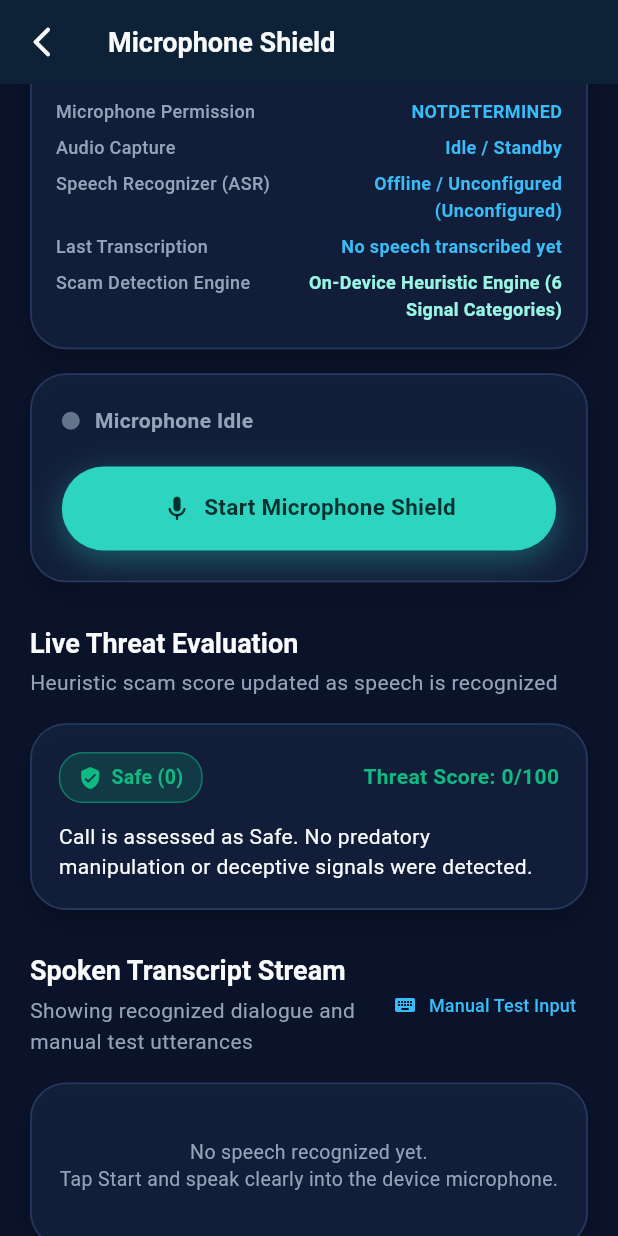
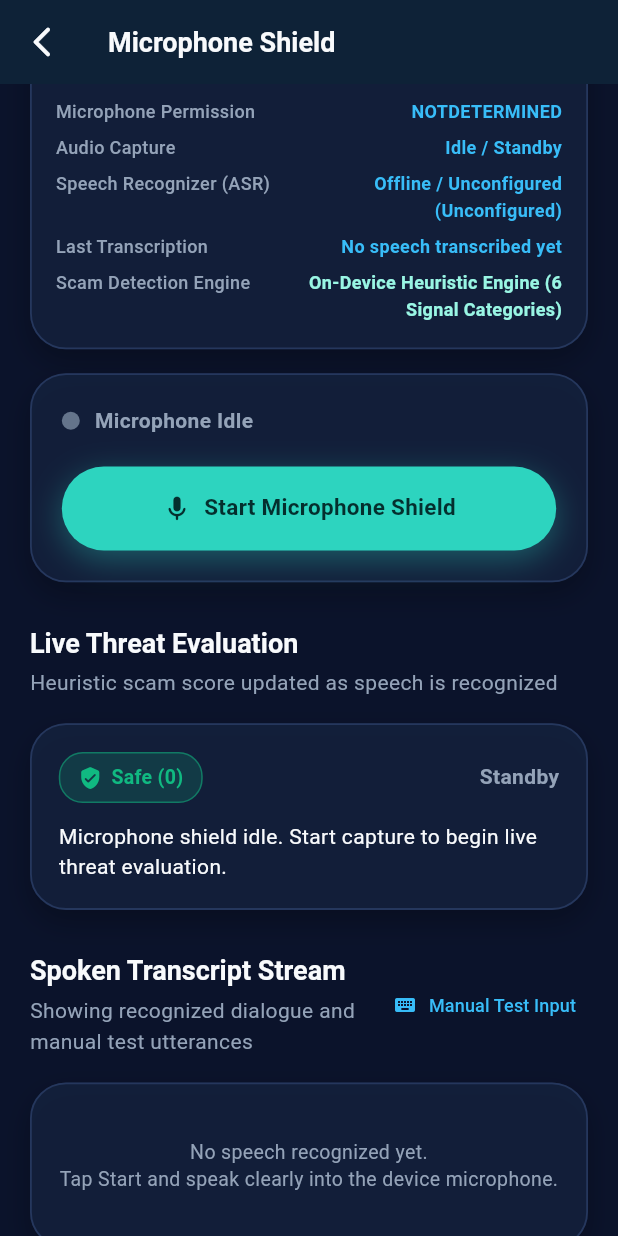
Before and after one commit to darahasvemakoti2007-create/call-safe-, a Flutter app: the LiveMicrophoneScreen screen opened directly, scrolled down 576 dp, on a phone screen of 412 x 824 dp. Run offline on Flutter 3.47's test engine with Material 3 defaults, Android fonts, the phone set to English and light mode, and no system bars; our stand-ins replace shared_preferences, supabase_flutter; accounts and stored records are empty.

Commit message:
feat(stt): verify STT pipeline, prevent false safe assessments, and validate Edge Function protocol (Step 11)

```diff
--- a/lib/features/calls/live_microphone_controller.dart
+++ b/lib/features/calls/live_microphone_controller.dart
@@ -53,6 +53,8 @@ class LiveMicrophoneController extends ChangeNotifier {
             DefaultLiveSpeechRecognitionService(bufferThresholdBytes: 48000),
         _detectionEngine = detectionEngine ?? DetectionProviderFactory.getDetectionEngine();
 
+  bool _historyLoggedForSession = false;
+
   // Getters
   MicrophonePermissionStatus get permissionStatus => _permissionStatus;
   AudioCaptureState get captureState => _captureState;
@@ -66,6 +68,30 @@ class LiveMicrophoneController extends ChangeNotifier {
   int get sessionDurationSeconds => _sessionDurationSeconds;
   bool get isCapturing => _captureState == AudioCaptureState.capturing;
   bool get isWarningActive => _warningModalActive;
+
+  /// Whether genuine spoken dialogue has been recognized and evaluated.
+  bool get hasEvaluatedSpeech => _transcriptSegments.isNotEmpty;
+
+  /// Whether speech-to-text recognition encountered an active provider or network error.
+  bool get hasTranscriptionError =>
+      _speechRecognitionService.lastError != null || _errorMessage != null;
+
+  /// Explanatory summary distinguishing confirmed safety from pending or failed transcription.
+  String get riskStatusSummary {
+    if (hasTranscriptionError && !hasEvaluatedSpeech) {
+      return 'Transcription error encountered. Speech could not be transcribed; call safety cannot be confirmed.';
+    }
+    if (hasTranscriptionError && hasEvaluatedSpeech) {
+      return 'Warning: Subsequent transcription failed. Prior evaluated dialogue: ${_currentAnalysis.summary}';
+    }
+    if (!hasEvaluatedSpeech && isCapturing) {
+      return 'Monitoring speech... No spoken words recognized yet. Threat evaluation will update once speech is recognized.';
+    }
+    if (!hasEvaluatedSpeech && !isCapturing) {
+      return 'Microphone shield idle. Start capture to begin live threat evaluation.';
+    }
+    return _currentAnalysis.summary;
+  }
 
   // Diagnostics Getters
   bool get isSttConfigured => _speechRecognitionService.isConfigured;
@@ -175,6 +201,7 @@ class LiveMicrophoneController extends ChangeNotifier {
 
     try {
       _sessionDurationSeconds = 0;
+      _historyLoggedForSession = false;
       _sessionTimer?.cancel();
       _sessionTimer = Timer.periodic(const Duration(seconds: 1), (_) {
         _sessionDurationSeconds++;
@@ -311,7 +338,8 @@ class LiveMicrophoneController extends ChangeNotifier {
 
   /// Persists the completed live microphone evaluation to [CallHistoryRepository].
   Future<void> logAssessmentToHistory() async {
-    if (_transcriptSegments.isEmpty) return;
+    if (_historyLoggedForSession || _transcriptSegments.isEmpty) return;
+    _historyLoggedForSession = true;
 
     final now = DateTime.now();
     final timeStr =
@@ -327,12 +355,24 @@ class LiveMicrophoneController extends ChangeNotifier {
             ? 'Exercise high caution. Verify caller identity using an official callback number.'
             : _currentAnalysis.riskLevel == RiskLevel.suspicious
                 ? 'Stay alert. Do not click links or share confidential information.'
-                : 'No protective action needed. Conversation assessed as safe.';
+                : (hasTranscriptionError
+                    ? 'Incomplete evaluation. Speech recognition encountered errors during this call. Verify independently.'
+                    : 'No protective action needed. Conversation assessed as safe.');
+
+    final subtitle = hasTranscriptionError
+        ? '${_currentAnalysis.summary} (Note: Encountered transcription errors)'
+        : _currentAnalysis.summary;
+
+    final explanationText = hasTranscriptionError
+        ? '${_currentAnalysis.explanations.isNotEmpty ? _currentAnalysis.explanations.join('\n• ') : _currentAnalysis.summary}\n• Transcription warning: Speech recognition encountered provider errors during this session.'
+        : (_currentAnalysis.explanations.isNotEmpty
+            ? _currentAnalysis.explanations.join('\n• ')
+            : _currentAnalysis.summary);
 
     final record = CallHistoryRecord(
       id: sessionId,
       title: 'Microphone Audio Analysis',
-      subtitle: _currentAnalysis.summary,
+      subtitle: subtitle,
       timestamp: 'Today • $timeStr',
       duration: '${_sessionDurationSeconds}s',
       riskScore: _currentAnalysis.riskScore,
@@ -340,9 +380,7 @@ class LiveMicrophoneController extends ChangeNotifier {
       signals: _currentAnalysis.detectedSignals.map((s) => s.title).toList(),
       isSimulated: false,
       source: AssessmentSource.microphoneAudio,
-      explanation: _currentAnalysis.explanations.isNotEmpty
-          ? _currentAnalysis.explanations.join('\n• ')
-          : _currentAnalysis.summary,
+      explanation: explanationText,
       transcriptExcerpt: excerpt.isNotEmpty ? excerpt : fullTranscript,
       recommendedAction: recommendedAction,
     );
--- a/lib/features/calls/live_microphone_screen.dart
+++ b/lib/features/calls/live_microphone_screen.dart
@@ -456,17 +456,80 @@ class _LiveMicrophoneScreenState extends State<LiveMicrophoneScreen> {
                     child: Column(
                       crossAxisAlignment: CrossAxisAlignment.start,
                       children: [
+                        if (_controller.hasTranscriptionError && !_controller.hasEvaluatedSpeech) ...[
+                          Container(
+                            key: const Key('transcription_failure_banner'),
+                            margin: const EdgeInsets.only(bottom: 12),
+                            padding: const EdgeInsets.all(12),
+                            decoration: BoxDecoration(
+                              color: AppTheme.riskHigh.withValues(alpha: 0.12),
+                              borderRadius: BorderRadius.circular(12),
+                              border: Border.all(color: AppTheme.riskHigh.withValues(alpha: 0.35)),
+                            ),
+                            child: const Row(
+                              children: [
+                                Icon(Icons.warning_amber_rounded, color: AppTheme.riskHigh, size: 20),
+                                SizedBox(width: 10),
+                                Expanded(
+                                  child: Text(
+                                    'Transcription Error: Speech recognition failed or is unconfigured. GuardCall cannot confirm whether this call is safe.',
+                                    style: TextStyle(
+                                      color: AppTheme.riskHigh,
+                                      fontSize: 12,
+                                      fontWeight: FontWeight.w600,
+                                    ),
+                                  ),
+                                ),
+                              ],
+                            ),
+                          ),
+                        ] else if (_controller.hasTranscriptionError && _controller.hasEvaluatedSpeech) ...[
+                          Container(
+                            key: const Key('transcription_partial_warning_banner'),
+                            margin: const EdgeInsets.only(bottom: 12),
+                            padding: const EdgeInsets.all(10),
+                            decoration: BoxDecoration(
+                              color: AppTheme.riskSuspicious.withValues(alpha: 0.12),
+                              borderRadius: BorderRadius.circular(10),
+                              border: Border.all(color: AppTheme.riskSuspicious.withValues(alpha: 0.3)),
+                            ),
+                            child: const Row(
+                              children: [
+                                Icon(Icons.info_outline_rounded, color: AppTheme.riskSuspicious, size: 18),
+                                SizedBox(width: 8),
+                                Expanded(
+                                  child: Text(
+                                    'Notice: Subsequent audio transcription encountered errors. Risk evaluation may be incomplete.',
+                                    style: TextStyle(color: AppTheme.riskSuspicious, fontSize: 11),
+                                  ),
+                                ),
+                              ],
+                            ),
+                          ),
+                        ],
                         Row(
                           mainAxisAlignment: MainAxisAlignment.spaceBetween,
                           children: [
                             RiskBadge(
-                              level: _controller.currentAnalysis.riskLevel,
-                              score: _controller.currentAnalysis.riskScore,
+                              level: _controller.hasEvaluatedSpeech
+                                  ? _controller.currentAnalysis.riskLevel
+                                  : RiskLevel.safe,
+                              score: _controller.hasEvaluatedSpeech
+                                  ? _controller.currentAnalysis.riskScore
+                                  : 0,
                             ),
                             Text(
-                              'Threat Score: ${_controller.currentAnalysis.riskScore}/100',
+                              _controller.hasEvaluatedSpeech
+                                  ? 'Threat Score: ${_controller.currentAnalysis.riskScore}/100'
+                                  : (_controller.hasTranscriptionError
+                                      ? 'Evaluation Unavailable'
+                                      : (isCapturing ? 'Awaiting Speech...' : 'Standby')),
                               style: TextStyle(
-                                color: _controller.currentAnalysis.riskLevel.color,
+                                color: _controller.hasEvaluatedSpeech
+                                    ? _controller.currentAnalysis.riskLevel.color
+                                    : (_controller.hasTranscriptionError
+                                        ? AppTheme.riskHigh
+                                        : AppTheme.textSecondary),
                                 fontWeight: FontWeight.w700,
                                 fontSize: 14,
                               ),
@@ -475,7 +538,7 @@ class _LiveMicrophoneScreenState extends State<LiveMicrophoneScreen> {
                         ),
                         const SizedBox(height: 12),
                         Text(
-                          _controller.currentAnalysis.summary,
+                          _controller.riskStatusSummary,
                           style: theme.textTheme.bodyMedium?.copyWith(
                                 color: AppTheme.textPrimary,
                                 height: 1.4,
```
Also changed, not shown: 1 other file.
